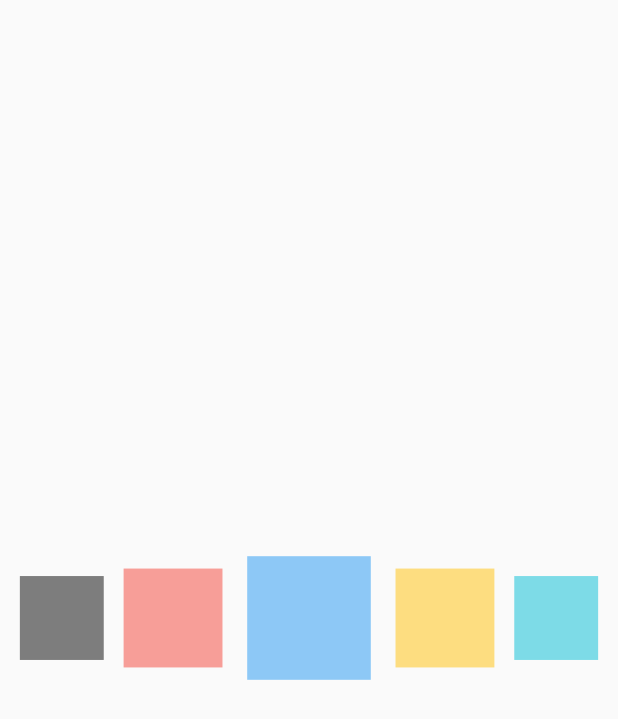
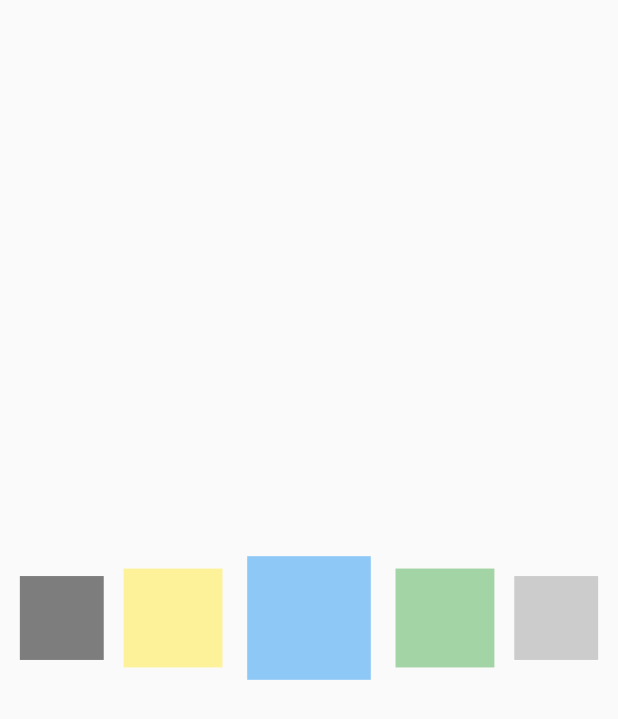
Before and after one commit to Origogi/Horizontal_Card_Pager, a Flutter app: the screen it shows after launch, on a phone screen of 412 x 824 dp. Shown: the top 719 px of the screen. Run offline on Flutter 3.47's test engine with Material 2 defaults, Android fonts, the light colour scheme and no system bars.

Commit message:
[IMPL] implement call back method

```diff
--- a/example/lib/main.dart
+++ b/example/lib/main.dart
@@ -19,9 +19,35 @@ class _MyAppState extends State<MyApp> {
 
   @override
   Widget build(BuildContext context) {
+    List<Widget> items = [
+      Container(
+        color: Colors.black.withOpacity(0.5),
+      ),
+      Container(
+        color: Colors.yellow.withOpacity(0.5),
+      ),
+      Container(
+        color: Colors.blue.withOpacity(0.5),
+      ),
+      Container(
+        color: Colors.green.withOpacity(0.5),
+      ),
+      Container(
+        color: Colors.grey.withOpacity(0.5),
+      ),
+      Container(
+        color: Colors.cyan.withOpacity(0.5),
+      ),
+    ];
+
     return MaterialApp(
       home: Scaffold(
-          body: Center(child: HorizontalCardPager(titles: null, images: null))),
+          body: Center(
+              child: HorizontalCardPager(
+        onPageChanged: (page) => print("page : $page"),
+        onSelectedItem: (page) => print("selected : $page"),
+        items: items,
+      ))),
     );
   }
 }
--- a/lib/horizontal_card_pager.dart
+++ b/lib/horizontal_card_pager.dart
@@ -5,16 +5,14 @@ typedef PageChangedCallback = void Function(double page);
 typedef PageSelectedCallback = void Function(int index);
 
 class HorizontalCardPager extends StatefulWidget {
-  final List<String> titles;
-  final List<Widget> images;
+  final List<Widget> items;
   final PageChangedCallback onPageChanged;
   final PageSelectedCallback onSelectedItem;
   final TextStyle textStyle;
   final int initialPage;
 
   HorizontalCardPager(
-      {this.titles,
-      this.images,
+      {this.items,
       this.onPageChanged,
       this.textStyle,
       this.initialPage = 2,
@@ -81,6 +79,7 @@ class _HorizontalCardPagerState extends State<HorizontalCardPager> {
             }
           },
           child: CardListWidget(
+            items: widget.items,
             controller: controller,
             viewWidth: viewWidth,
             cardMaxHeight: cardMaxHeight,
@@ -94,7 +93,6 @@ class _HorizontalCardPagerState extends State<HorizontalCardPager> {
     final Offset localOffset = box.globalToLocal(details.globalPosition);
 
     double dx = localOffset.dx;
-    print(localOffset);
 
     for (int i = 0; i < 5; i++) {
       double cardWidth = getCardSize(cardMaxWidth, i, 2.0);
@@ -102,7 +100,6 @@ class _HorizontalCardPagerState extends State<HorizontalCardPager> {
           getStartPosition(cardWidth, cardMaxWidth, viewWidth, i, 2.0);
 
       if (left <= dx && dx <= left + cardWidth) {
-        print(i);
         return i;
       }
     }
@@ -112,29 +109,23 @@ class _HorizontalCardPagerState extends State<HorizontalCardPager> {
 
 class CardListWidget extends StatefulWidget {
   final PageController controller;
-
   final double cardMaxWidth;
   final double cardMaxHeight;
   final double viewWidth;
+  final List<Widget> items;
 
   CardListWidget(
-      {this.controller, this.cardMaxHeight, this.cardMaxWidth, this.viewWidth});
+      {this.controller,
+      this.cardMaxHeight,
+      this.cardMaxWidth,
+      this.viewWidth,
+      this.items});
 
   @override
   _CardListWidgetState createState() => _CardListWidgetState();
 }
 
 class _CardListWidgetState extends State<CardListWidget> {
-  List<Color> colorList = [
-    Colors.black.withOpacity(0.5),
-    Colors.red.withOpacity(0.5),
-    Colors.blue.withOpacity(0.5),
-    Colors.amber.withOpacity(0.5),
-    Colors.cyan.withOpacity(0.5),
-    Colors.indigo.withOpacity(0.5),
-    Colors.yellow.withOpacity(0.5)
-  ];
-
   double selectedIndex = 2.0;
 
   @override
@@ -154,7 +145,7 @@ class _CardListWidgetState extends State<CardListWidget> {
   Widget build(BuildContext context) {
     List<Widget> cardList = [];
 
-    for (int i = 0; i < colorList.length; i++) {
+    for (int i = 0; i < widget.items.length; i++) {
       double cardWidth = getCardSize(widget.cardMaxWidth, i, selectedIndex);
       double cardHeight = cardWidth;
 
@@ -166,7 +157,7 @@ class _CardListWidgetState extends State<CardListWidget> {
           child: Opacity(
             opacity: getOpacity(i),
             child: Container(
-              color: colorList[i],
+              child: widget.items[i],
               width: cardWidth,
               height: cardHeight,
             ),
```
Also changed, not shown: example/pubspec.lock, pubspec.lock, 1 other file.
